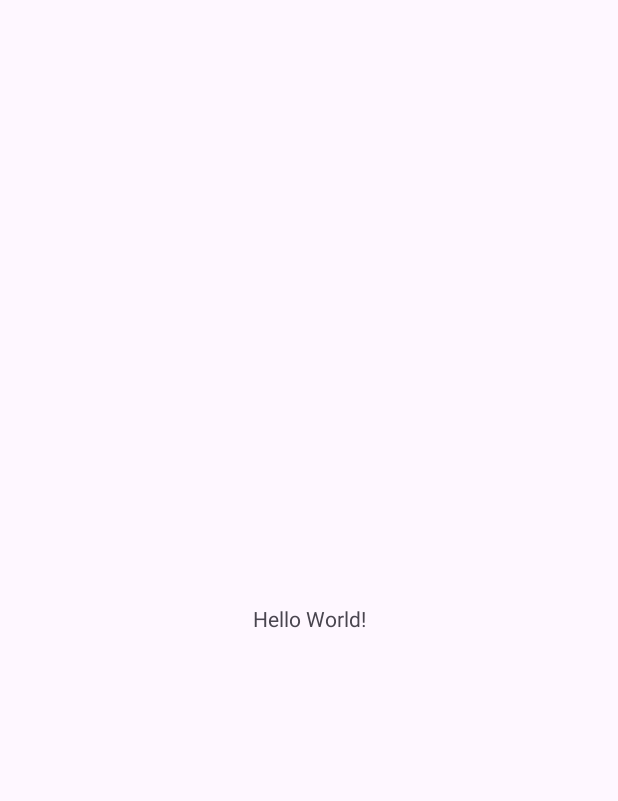
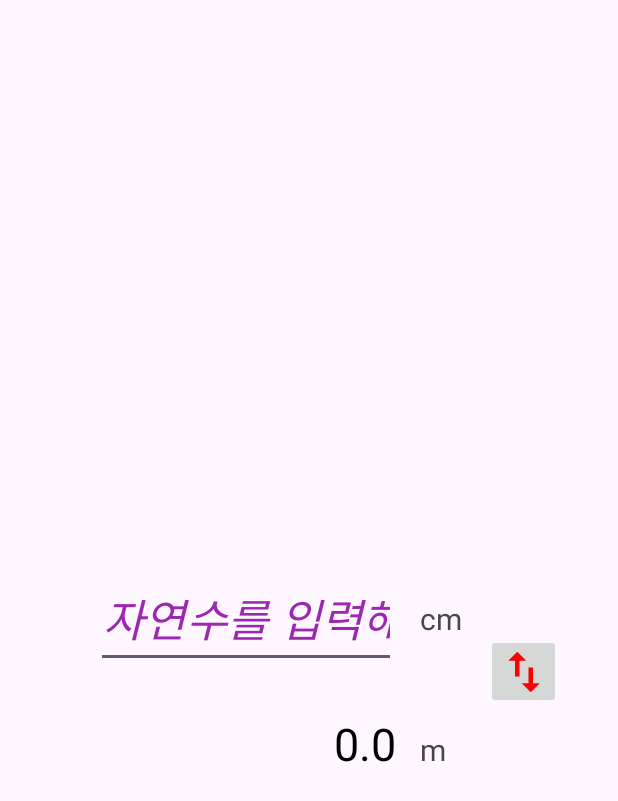
Before and after one commit to leeJongMin58/1.3.UnitConversionApp, an Android app: the screen it shows after launch (MainActivity), on a phone screen of 412 x 824 dp. Before the commit the part shown is almost empty. Shown: the top 801 px of the screen. Run offline under Robolectric (Android 15) with nearby library versions, the phone set to English and light mode, and no system bars.

Commit message:
FEAT : UnitConversionApp 완성

```diff
--- a/app/build.gradle.kts
+++ b/app/build.gradle.kts
@@ -33,6 +33,9 @@ android {
     kotlinOptions {
         jvmTarget = "1.8"
     }
+    viewBinding {
+        enable = true
+    }
 }
 
 dependencies {
--- a/app/src/main/java/com/jomiroid/unitconversionapp/MainActivity.kt
+++ b/app/src/main/java/com/jomiroid/unitconversionapp/MainActivity.kt
@@ -2,10 +2,72 @@ package com.jomiroid.unitconversionapp
 
 import androidx.appcompat.app.AppCompatActivity
 import android.os.Bundle
+import android.os.PersistableBundle
+import androidx.core.widget.addTextChangedListener
+import com.jomiroid.unitconversionapp.databinding.ActivityMainBinding
 
 class MainActivity : AppCompatActivity() {
+
+    private lateinit var binding : ActivityMainBinding
+    private var cmToM = true
+
     override fun onCreate(savedInstanceState: Bundle?) {
         super.onCreate(savedInstanceState)
-        setContentView(R.layout.activity_main)
+        binding = ActivityMainBinding.inflate(layoutInflater)
+        val view = binding.root
+        setContentView(view)
+
+        val outputTextView = binding.outputTextView
+        val outputUnitTextView = binding.outputUnitTextView
+        val inputEditTextView = binding.inputEditText
+        val inputUnitTextView = binding.inputUnitTextView
+        val swapImageButton = binding.swapImageButton
+
+        var inputNumber : Int = 0
+
+        inputEditTextView.addTextChangedListener { text ->
+            inputNumber = if(text.isNullOrEmpty()) {
+                0
+            } else {
+                text.toString().toInt()
+            }
+
+            if (cmToM) {
+                outputTextView.text = inputNumber.times(0.01).toString()
+            } else {
+                outputTextView.text = inputNumber.times(100).toString()
+            }
+        }
+
+        var outputNumber = inputNumber.times(0.01)
+        outputTextView.text = outputNumber.toString()
+
+        swapImageButton.setOnClickListener {
+            cmToM = cmToM.not()
+            if (cmToM) {
+                inputUnitTextView.text = "cm"
+                outputUnitTextView.text = "m"
+                outputTextView.text = inputNumber.times(0.01).toString()
+            } else {
+                inputUnitTextView.text = "m"
+                outputUnitTextView.text = "cm"
+                outputTextView.text = inputNumber.times(100).toString()
+            }
+        }
+    }
+
+    override fun onSaveInstanceState(outState: Bundle, outPersistentState: PersistableBundle) {
+        outState.putBoolean("cmToM", cmToM)
+        super.onSaveInstanceState(outState, outPersistentState)
+    }
+
+    override fun onRestoreInstanceState(
+        savedInstanceState: Bundle?,
+        persistentState: PersistableBundle?
+    ) {
+        cmToM = savedInstanceState?.getBoolean("cmToM") ?: true
+        binding.inputUnitTextView.text = if (cmToM) "cm" else "m"
+        binding.outputUnitTextView.text = if (cmToM) "m" else "cm"
+        super.onRestoreInstanceState(savedInstanceState, persistentState)
     }
 }
--- /dev/null
+++ b/app/src/main/res/drawable/baseline_swap_vert_24.xml
@@ -0,0 +1,5 @@
+<vector android:height="36dp" android:tint="#FF0000"
+    android:viewportHeight="24" android:viewportWidth="24"
+    android:width="36dp" xmlns:android="http://schemas.android.com/apk/res/android">
+    <path android:fillColor="@android:color/white" android:pathData="M16,17.01V10h-2v7.01h-3L15,21l4,-3.99h-3zM9,3L5,6.99h3V14h2V6.99h3L9,3z"/>
+</vector>
--- a/app/src/main/res/layout/activity_main.xml
+++ b/app/src/main/res/layout/activity_main.xml
@@ -6,13 +6,66 @@
     android:layout_height="match_parent"
     tools:context=".MainActivity">
 
-    <TextView
-        android:layout_width="wrap_content"
+    <EditText
+        android:id="@+id/inputEditText"
+        android:layout_width="200dp"
         android:layout_height="wrap_content"
-        android:text="Hello World!"
+        android:gravity="center"
+        android:hint="자연수를 입력해 주세요"
+        android:inputType="numberDecimal"
+        android:maxLength="7"
+        android:textColor="@color/purple"
+        android:textColorHint="@color/purple2"
+        android:textSize="30sp"
+        android:textStyle="italic"
         app:layout_constraintBottom_toBottomOf="parent"
         app:layout_constraintEnd_toEndOf="parent"
+        app:layout_constraintHorizontal_bias="0.303"
         app:layout_constraintStart_toStartOf="parent"
         app:layout_constraintTop_toTopOf="parent" />
 
+    <TextView
+        android:id="@+id/outputTextView"
+        android:layout_width="0dp"
+        android:layout_height="wrap_content"
+        android:text="100"
+        android:textColor="@color/black"
+        android:textSize="30sp"
+        android:layout_marginTop="30dp"
+        android:gravity="end"
+        app:layout_constraintEnd_toEndOf="@+id/inputEditText"
+        app:layout_constraintStart_toStartOf="@+id/inputEditText"
+        app:layout_constraintTop_toBottomOf="@id/inputEditText" />
+
+    <TextView
+        android:id="@+id/inputUnitTextView"
+        android:text="cm"
+        android:textSize="20sp"
+        android:layout_width="wrap_content"
+        android:layout_height="wrap_content"
+        android:layout_marginStart="16dp"
+        app:layout_constraintStart_toEndOf="@id/inputEditText"
+        app:layout_constraintTop_toTopOf="@id/inputEditText"
+        app:layout_constraintBottom_toBottomOf="@id/inputEditText"/>
+
+    <TextView
+        android:id="@+id/outputUnitTextView"
+        android:layout_width="wrap_content"
+        android:layout_height="wrap_content"
+        android:text="m"
+        android:textSize="20sp"
+        android:layout_marginStart="16dp"
+        app:layout_constraintStart_toEndOf="@id/outputTextView"
+        app:layout_constraintBaseline_toBaselineOf="@id/outputTextView"/>
+
+    <ImageButton
+        android:id="@+id/swapImageButton"
+        android:layout_width="50dp"
+        android:layout_height="50dp"
+        android:layout_marginStart="16dp"
+        android:src="@drawable/baseline_swap_vert_24"
+        app:layout_constraintTop_toTopOf="@id/inputEditText"
+        app:layout_constraintBottom_toBottomOf="@id/outputTextView"
+        app:layout_constraintStart_toEndOf="@id/inputUnitTextView"/>
+
 </androidx.constraintlayout.widget.ConstraintLayout>
--- a/app/src/main/res/values/colors.xml
+++ b/app/src/main/res/values/colors.xml
@@ -2,4 +2,6 @@
 <resources>
     <color name="black">#FF000000</color>
     <color name="white">#FFFFFFFF</color>
+    <color name="purple">#673AB7</color>
+    <color name="purple2">#9C27B0</color>
 </resources>
```
